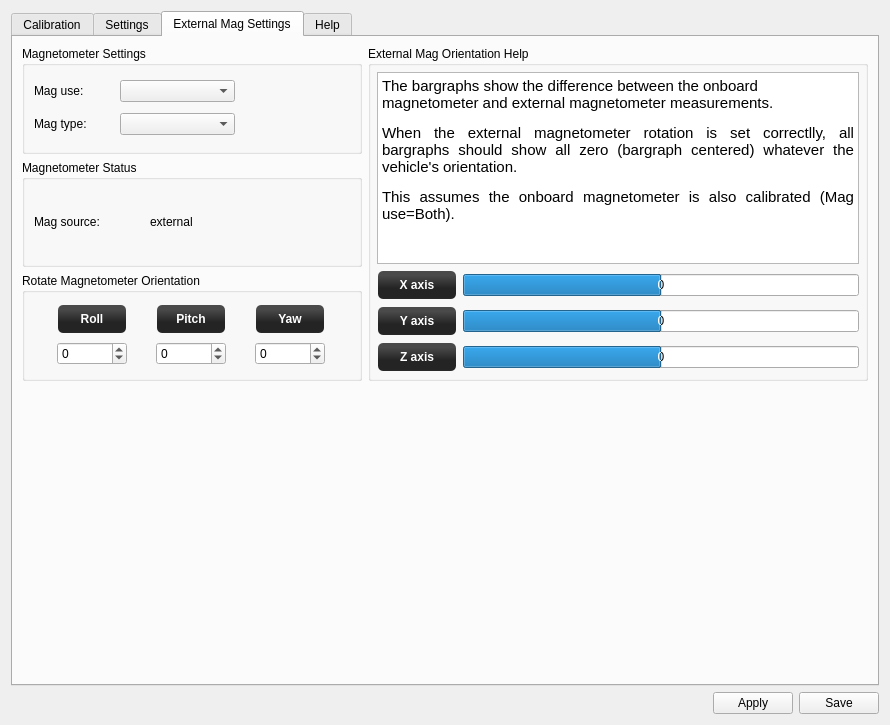
librepilot/LibrePilot, file ground/gcs/src/plugins/config/revosensors.ui: the form before one commit.
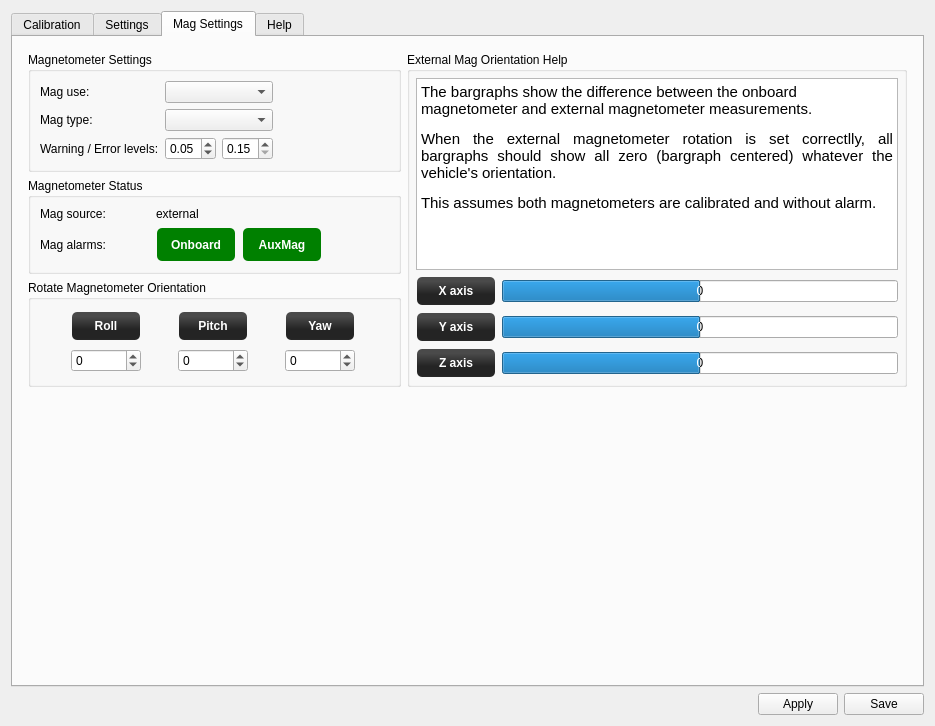
The form after the commit. The open tabs and pages were chosen to show the change. Icons and pictures are not drawn.

Commit message: LP-240 Add aux/onboard Mag alarms, max deviation level settings. Renamed Tab to "Mag settings"

```diff
--- a/ground/gcs/src/plugins/config/revosensors.ui
+++ b/ground/gcs/src/plugins/config/revosensors.ui
@@ -6,8 +6,8 @@
    <rect>
     <x>0</x>
     <y>0</y>
-    <width>890</width>
-    <height>725</height>
+    <width>935</width>
+    <height>726</height>
    </rect>
   </property>
   <property name="windowTitle">
@@ -955,13 +955,239 @@
        <bool>true</bool>
       </property>
       <attribute name="title">
-       <string>External Mag Settings</string>
+       <string>Mag Settings</string>
       </attribute>
       <layout class="QVBoxLayout" name="verticalLayout_5">
        <item>
-        <layout class="QHBoxLayout" name="horizontalLayout_6">
-         <item>
-          <layout class="QVBoxLayout" name="verticalLayout_7">
+        <layout class="QGridLayout" name="gridLayout_6">
+         <property name="leftMargin">
+          <number>6</number>
+         </property>
+         <property name="topMargin">
+          <number>6</number>
+         </property>
+         <property name="rightMargin">
+          <number>6</number>
+         </property>
+         <property name="bottomMargin">
+          <number>6</number>
+         </property>
+         <item row="0" column="1">
+          <widget class="QGroupBox" name="gridGroupBox">
+           <property name="sizePolicy">
+            <sizepolicy hsizetype="MinimumExpanding" vsizetype="MinimumExpanding">
+             <horstretch>0</horstretch>
+             <verstretch>0</verstretch>
+            </sizepolicy>
+           </property>
+           <property name="minimumSize">
+            <size>
+             <width>500</width>
+             <height>0</height>
+            </size>
+           </property>
+           <property name="title">
+            <string>External Mag Orientation Help</string>
+           </property>
+           <layout class="QGridLayout" name="gridLayout_10">
+            <property name="leftMargin">
+             <number>6</number>
+            </property>
+            <property name="topMargin">
+             <number>6</number>
+            </property>
+            <property name="rightMargin">
+             <number>6</number>
+            </property>
+            <property name="bottomMargin">
+             <number>6</number>
+            </property>
+            <item row="2" column="0">
+             <widget class="QLabel" name="label_23">
+              <property name="minimumSize">
+               <size>
+                <width>80</width>
+                <height>30</height>
+               </size>
+              </property>
+              <property name="maximumSize">
+               <size>
+                <width>16777215</width>
+                <height>30</height>
+               </size>
+              </property>
+              <property name="styleSheet">
+               <string notr="true">background-color: qlineargradient(spread:reflect, x1:0.507, y1:0, x2:0.507, y2:0.772, stop:0.208955 rgba(74, 74, 74, 255), stop:0.78607 rgba(36, 36, 36, 255));
+color: rgb(255, 255, 255);
+border-radius: 5;
+margin:1px;
+font:bold;</string>
+              </property>
+              <property name="text">
+               <string>Y axis</string>
+              </property>
+              <property name="alignment">
+               <set>Qt::AlignCenter</set>
+              </property>
+             </widget>
+            </item>
+            <item row="3" column="0">
+             <widget class="QLabel" name="label_22">
+              <property name="minimumSize">
+               <size>
+                <width>80</width>
+                <height>30</height>
+               </size>
+              </property>
+              <property name="maximumSize">
+               <size>
+                <width>16777215</width>
+                <height>30</height>
+               </size>
+              </property>
+              <property name="styleSheet">
+               <string notr="true">background-color: qlineargradient(spread:reflect, x1:0.507, y1:0, x2:0.507, y2:0.772, stop:0.208955 rgba(74, 74, 74, 255), stop:0.78607 rgba(36, 36, 36, 255));
+color: rgb(255, 255, 255);
+border-radius: 5;
+margin:1px;
+font:bold;</string>
+              </property>
+              <property name="text">
+               <string>Z axis</string>
+              </property>
+              <property name="alignment">
+               <set>Qt::AlignCenter</set>
+              </property>
+             </widget>
+            </item>
+            <item row="3" column="1">
+             <widget class="QProgressBar" name="internalAuxErrorZ">
+              <property name="toolTip">
+               <string>Difference on Z axis</string>
+              </property>
+              <property name="minimum">
+               <number>-50</number>
+              </property>
+              <property name="maximum">
+               <number>50</number>
+              </property>
+              <property name="value">
+               <number>0</number>
+              </property>
+              <property name="alignment">
+               <set>Qt::AlignCenter</set>
+              </property>
+              <property name="format">
+               <string>%v</string>
+              </property>
+             </widget>
+            </item>
+            <item row="2" column="1">
+             <widget class="QProgressBar" name="internalAuxErrorY">
+              <property name="toolTip">
+               <string>Difference on Y axis</string>
+              </property>
+              <property name="minimum">
+               <number>-50</number>
+              </property>
+              <property name="maximum">
+               <number>50</number>
+              </property>
+              <property name="value">
+               <number>0</number>
+              </property>
+              <property name="alignment">
+               <set>Qt::AlignCenter</set>
+              </property>
+              <property name="format">
+               <string>%v</string>
+              </property>
+             </widget>
+            </item>
+            <item row="0" column="0" colspan="2">
+             <widget class="QTextEdit" name="textEdit">
+              <property name="sizePolicy">
+               <sizepolicy hsizetype="Expanding" vsizetype="Expanding">
+                <horstretch>0</horstretch>
+                <verstretch>0</verstretch>
+               </sizepolicy>
+              </property>
+              <property name="html">
+               <string>&lt;!DOCTYPE HTML PUBLIC &quot;-//W3C//DTD HTML 4.0//EN&quot; &quot;http://www.w3.org/TR/REC-html40/strict.dtd&quot;&gt;
+&lt;html&gt;&lt;head&gt;&lt;meta name=&quot;qrichtext&quot; content=&quot;1&quot; /&gt;&lt;style type=&quot;text/css&quot;&gt;
+p, li { white-space: pre-wrap; }
+&lt;/style&gt;&lt;/head&gt;&lt;body style=&quot; font-family:'Cantarell'; font-size:11pt; font-weight:400; font-style:normal;&quot;&gt;
+&lt;p style=&quot; margin-top:0px; margin-bottom:0px; margin-left:0px; margin-right:0px; -qt-block-indent:0; text-indent:0px;&quot;&gt;The bargraphs show the difference between the onboard magnetometer and external magnetometer measurements. &lt;/p&gt;
+&lt;p align=&quot;justify&quot; style=&quot; margin-top:12px; margin-bottom:12px; margin-left:0px; margin-right:0px; -qt-block-indent:0; text-indent:0px;&quot;&gt;When the external magnetometer rotation is set correctlly, all bargraphs should show all zero (bargraph centered) &lt;a name=&quot;result_box&quot;&gt;&lt;/a&gt;whatever the vehicle's orientation.&lt;/p&gt;
+&lt;p align=&quot;justify&quot; style=&quot; margin-top:12px; margin-bottom:12px; margin-left:0px; margin-right:0px; -qt-block-indent:0; text-indent:0px;&quot;&gt;This assumes both magnetometers are calibrated and without alarm.&lt;/p&gt;&lt;/body&gt;&lt;/html&gt;</string>
+              </property>
+              <property name="textInteractionFlags">
+               <set>Qt::LinksAccessibleByKeyboard|Qt::LinksAccessibleByMouse|Qt::TextBrowserInteraction|Qt::TextSelectableByKeyboard|Qt::TextSelectableByMouse</set>
+              </property>
+             </widget>
+            </item>
+            <item row="1" column="1">
+             <widget class="QProgressBar" name="internalAuxErrorX">
+              <property name="toolTip">
+               <string>Difference on X axis</string>
+              </property>
+              <property name="minimum">
+               <number>-50</number>
+              </property>
+              <property name="maximum">
+               <number>50</number>
+              </property>
+              <property name="value">
+               <number>0</number>
+              </property>
+              <property name="alignment">
+               <set>Qt::AlignCenter</set>
+              </property>
+              <property name="textVisible">
+               <bool>true</bool>
+              </property>
+              <property name="format">
+               <string>%v</string>
+              </property>
+             </widget>
+            </item>
+            <item row="1" column="0">
+             <widget class="QLabel" name="label_24">
+              <property name="minimumSize">
+               <size>
+                <width>80</width>
+                <height>30</height>
+               </size>
+              </property>
+              <property name="maximumSize">
+               <size>
+                <width>16777215</width>
+                <height>30</height>
+               </size>
+              </property>
+              <property name="styleSheet">
+               <string notr="true">background-color: qlineargradient(spread:reflect, x1:0.507, y1:0, x2:0.507, y2:0.772, stop:0.208955 rgba(74, 74, 74, 255), stop:0.78607 rgba(36, 36, 36, 255));
+color: rgb(255, 255, 255);
+border-radius: 5;
+margin:1px;
+font:bold;</string>
+              </property>
+              <property name="text">
+               <string>X axis</string>
+              </property>
+              <property name="alignment">
+               <set>Qt::AlignCenter</set>
+              </property>
+             </widget>
+            </item>
+           </layout>
+          </widget>
+         </item>
+         <item row="0" column="0">
+          <layout class="QVBoxLayout" name="verticalLayout_7" stretch="0,0,0">
+           <property name="sizeConstraint">
+            <enum>QLayout::SetDefaultConstraint</enum>
+           </property>
            <property name="leftMargin">
             <number>0</number>
            </property>
@@ -976,7 +1202,10 @@
              <property name="title">
               <string>Magnetometer Settings</string>
              </property>
-             <layout class="QGridLayout" name="gridLayout_13" columnstretch="0,0,0">
+             <layout class="QGridLayout" name="gridLayout_13" columnstretch="0,0,0,0">
+              <property name="sizeConstraint">
+               <enum>QLayout::SetMinimumSize</enum>
+              </property>
               <item row="1" column="0">
                <widget class="QLabel" name="label_31">
                 <property name="minimumSize">
@@ -1003,8 +1232,14 @@
                 </property>
                </widget>
               </item>
-              <item row="1" column="1">
+              <item row="1" column="1" colspan="2">
                <widget class="QComboBox" name="auxMagType">
+                <property name="sizePolicy">
+                 <sizepolicy hsizetype="Minimum" vsizetype="Fixed">
+                  <horstretch>0</horstretch>
+                  <verstretch>0</verstretch>
+                 </sizepolicy>
+                </property>
                 <property name="minimumSize">
                  <size>
                   <width>100</width>
@@ -1016,10 +1251,10 @@
                 </property>
                </widget>
               </item>
-              <item row="0" column="1">
+              <item row="0" column="1" colspan="2">
                <widget class="QComboBox" name="auxMagUsage">
                 <property name="sizePolicy">
-                 <sizepolicy hsizetype="MinimumExpanding" vsizetype="Fixed">
+                 <sizepolicy hsizetype="Minimum" vsizetype="Fixed">
                   <horstretch>0</horstretch>
                   <verstretch>0</verstretch>
                  </sizepolicy>
@@ -1035,13 +1270,55 @@
                 </property>
                </widget>
               </item>
-              <item row="0" column="2">
-               <spacer name="horizontalSpacer_5">
+              <item row="2" column="1">
+               <widget class="QDoubleSpinBox" name="maxDeviationWarning">
+                <property name="toolTip">
+                 <string>Warning level in percent (default 5%)</string>
+                </property>
+                <property name="minimum">
+                 <double>0.010000000000000</double>
+                </property>
+                <property name="maximum">
+                 <double>0.150000000000000</double>
+                </property>
+                <property name="singleStep">
+                 <double>0.010000000000000</double>
+                </property>
+                <property name="value">
+                 <double>0.050000000000000</double>
+                </property>
+               </widget>
+              </item>
+              <item row="2" column="2">
+               <widget class="QDoubleSpinBox" name="maxDeviationError">
+                <property name="toolTip">
+                 <string>Error level in percent (default 15%)</string>
+                </property>
+                <property name="minimum">
+                 <double>0.150000000000000</double>
+                </property>
+                <property name="maximum">
+                 <double>0.300000000000000</double>
+                </property>
+                <property name="singleStep">
+                 <double>0.010000000000000</double>
+                </property>
+               </widget>
+              </item>
+              <item row="2" column="0">
+               <widget class="QLabel" name="label_5">
+                <property name="text">
+                 <string>Warning / Error levels:</string>
+                </property>
+               </widget>
+              </item>
+              <item row="2" column="3">
+               <spacer name="horizontalSpacer_4">
                 <property name="orientation">
                  <enum>Qt::Horizontal</enum>
                 </property>
                 <property name="sizeType">
-                 <enum>QSizePolicy::MinimumExpanding</enum>
+                 <enum>QSizePolicy::Expanding</enum>
                 </property>
                 <property name="sizeHint" stdset="0">
                  <size>
@@ -1057,7 +1334,7 @@
            <item>
             <widget class="QGroupBox" name="groupBox_9">
              <property name="sizePolicy">
-              <sizepolicy hsizetype="Preferred" vsizetype="Preferred">
+              <sizepolicy hsizetype="MinimumExpanding" vsizetype="Fixed">
                <horstretch>0</horstretch>
                <verstretch>0</verstretch>
               </sizepolicy>
@@ -1065,7 +1342,68 @@
              <property name="title">
               <string>Magnetometer Status</string>
              </property>
-             <layout class="QGridLayout" name="gridLayout_14" columnstretch="0,0">
+             <layout class="QGridLayout" name="gridLayout_14" columnstretch="0,0,0,0">
+              <property name="sizeConstraint">
+               <enum>QLayout::SetMinimumSize</enum>
+              </property>
+              <item row="4" column="1">
+               <widget class="QLabel" name="onBoardMagStatus">
+                <property name="sizePolicy">
+                 <sizepolicy hsizetype="Fixed" vsizetype="Preferred">
+                  <horstretch>0</horstretch>
+                  <verstretch>0</verstretch>
+                 </sizepolicy>
+                </property>
+                <property name="minimumSize">
+                 <size>
+                  <width>80</width>
+                  <height>35</height>
+                 </size>
+                </property>
+                <property name="styleSheet">
+                 <string notr="true">background-color: green;
+color: rgb(255, 255, 255);
+border-radius: 5;
+margin:1px;
+font:bold;</string>
+                </property>
+                <property name="text">
+                 <string>Onboard</string>
+                </property>
+                <property name="alignment">
+                 <set>Qt::AlignCenter</set>
+                </property>
+               </widget>
+              </item>
+              <item row="4" column="2">
+               <widget class="QLabel" name="auxMagStatus">
+                <property name="sizePolicy">
+                 <sizepolicy hsizetype="Fixed" vsizetype="Preferred">
+                  <horstretch>0</horstretch>
+                  <verstretch>0</verstretch>
+                 </sizepolicy>
+                </property>
+                <property name="minimumSize">
+                 <size>
+                  <width>80</width>
+                  <height>35</height>
+                 </size>
+                </property>
+                <property name="styleSheet">
+                 <string notr="true">background-color: green;
+color: rgb(255, 255, 255);
+border-radius: 5;
+margin:1px;
+font:bold;</string>
+                </property>
+                <property name="text">
+                 <string>AuxMag</string>
+                </property>
+                <property name="alignment">
+                 <set>Qt::AlignCenter</set>
+                </property>
+               </widget>
+              </item>
               <item row="1" column="1">
                <widget class="QLabel" name="magStatusSource">
                 <property name="sizePolicy">
@@ -1092,13 +1430,48 @@
                 </property>
                </widget>
               </item>
+              <item row="4" column="0">
+               <widget class="QLabel" name="label_3">
+                <property name="sizePolicy">
+                 <sizepolicy hsizetype="Preferred" vsizetype="Expanding">
+                  <horstretch>0</horstretch>
+                  <verstretch>0</verstretch>
+                 </sizepolicy>
+                </property>
+                <property name="minimumSize">
+                 <size>
+                  <width>0</width>
+                  <height>0</height>
+                 </size>
+                </property>
+                <property name="text">
+                 <string>Mag alarms:</string>
+                </property>
+               </widget>
+              </item>
+              <item row="4" column="3">
+               <spacer name="horizontalSpacer_5">
+                <property name="orientation">
+                 <enum>Qt::Horizontal</enum>
+                </property>
+                <property name="sizeType">
+                 <enum>QSizePolicy::Expanding</enum>
+                </property>
+                <property name="sizeHint" stdset="0">
+                 <size>
+                  <width>40</width>
+                  <height>20</height>
+                 </size>
+                </property>
+               </spacer>
+              </item>
              </layout>
             </widget>
            </item>
            <item>
             <widget class="QGroupBox" name="groupBox_7">
              <property name="sizePolicy">
-              <sizepolicy hsizetype="Preferred" vsizetype="Preferred">
+              <sizepolicy hsizetype="MinimumExpanding" vsizetype="Preferred">
                <horstretch>0</horstretch>
                <verstretch>0</verstretch>
               </sizepolicy>
@@ -1107,6 +1480,9 @@
               <string>Rotate Magnetometer Orientation</string>
              </property>
              <layout class="QGridLayout" name="gridLayout_12" columnstretch="0,0,0">
+              <property name="sizeConstraint">
+               <enum>QLayout::SetMinimumSize</enum>
+              </property>
               <item row="2" column="0">
                <widget class="QLabel" name="label_29">
                 <property name="minimumSize">
@@ -1253,208 +1629,6 @@
            </item>
           </layout>
          </item>
-         <item>
-          <widget class="QGroupBox" name="gridGroupBox">
-           <property name="sizePolicy">
-            <sizepolicy hsizetype="Expanding" vsizetype="MinimumExpanding">
-             <horstretch>0</horstretch>
-             <verstretch>0</verstretch>
-            </sizepolicy>
-           </property>
-           <property name="minimumSize">
-            <size>
-             <width>500</width>
-             <height>0</height>
-            </size>
-           </property>
-           <property name="title">
-            <string>External Mag Orientation Help</string>
-           </property>
-           <layout class="QGridLayout" name="gridLayout_10">
-            <property name="leftMargin">
-             <number>6</number>
-            </property>
-            <property name="topMargin">
-             <number>6</number>
-            </property>
-            <property name="rightMargin">
-             <number>6</number>
-            </property>
-            <property name="bottomMargin">
-             <number>6</number>
-            </property>
-            <item row="3" column="0">
-             <widget class="QLabel" name="label_22">
-              <property name="minimumSize">
-               <size>
-                <width>80</width>
-                <height>30</height>
-               </size>
-              </property>
-              <property name="maximumSize">
-               <size>
-                <width>16777215</width>
-                <height>30</height>
-               </size>
-              </property>
-              <property name="styleSheet">
-               <string notr="true">background-color: qlineargradient(spread:reflect, x1:0.507, y1:0, x2:0.507, y2:0.772, stop:0.208955 rgba(74, 74, 74, 255), stop:0.78607 rgba(36, 36, 36, 255));
-color: rgb(255, 255, 255);
-border-radius: 5;
-margin:1px;
-font:bold;</string>
-              </property>
-              <property name="text">
-               <string>Z axis</string>
-              </property>
-              <property name="alignment">
-               <set>Qt::AlignCenter</set>
-              </property>
-             </widget>
-            </item>
-            <item row="2" column="1">
-             <widget class="QProgressBar" name="internalAuxErrorY">
-              <property name="toolTip">
-               <string>Difference on Y axis</string>
-              </property>
-              <property name="minimum">
-               <number>-50</number>
-              </property>
-              <property name="maximum">
-               <number>50</number>
-              </property>
-              <property name="value">
-               <number>0</number>
-              </property>
-              <property name="alignment">
-               <set>Qt::AlignCenter</set>
-              </property>
-              <property name="format">
-               <string>%v</string>
-              </property>
-             </widget>
-            </item>
-            <item row="3" column="1">
-             <widget class="QProgressBar" name="internalAuxErrorZ">
-              <property name="toolTip">
-               <string>Difference on Z axis</string>
-              </property>
-              <property name="minimum">
-               <number>-50</number>
-              </property>
-              <property name="maximum">
-               <number>50</number>
-              </property>
-              <property name="value">
-               <number>0</number>
-              </property>
-              <property name="alignment">
-               <set>Qt::AlignCenter</set>
-              </property>
-              <property name="format">
-               <string>%v</string>
-              </property>
-             </widget>
-            </item>
-            <item row="2" column="0">
-             <widget class="QLabel" name="label_23">
-              <property name="minimumSize">
-               <size>
-                <width>80</width>
-                <height>30</height>
-               </size>
-              </property>
-              <property name="maximumSize">
-               <size>
-                <width>16777215</width>
-                <height>30</height>
-               </size>
-              </property>
-              <property name="styleSheet">
-               <string notr="true">background-color: qlineargradient(spread:reflect, x1:0.507, y1:0, x2:0.507, y2:0.772, stop:0.208955 rgba(74, 74, 74, 255), stop:0.78607 rgba(36, 36, 36, 255));
-color: rgb(255, 255, 255);
-border-radius: 5;
-margin:1px;
-font:bold;</string>
-              </property>
-              <property name="text">
-               <string>Y axis</string>
-              </property>
-              <property name="alignment">
-               <set>Qt::AlignCenter</set>
-              </property>
-             </widget>
-            </item>
-            <item row="1" column="1">
-             <widget class="QProgressBar" name="internalAuxErrorX">
-              <property name="toolTip">
-               <string>Difference on X axis</string>
-              </property>
-              <property name="minimum">
-               <number>-50</number>
-              </property>
-              <property name="maximum">
-               <number>50</number>
-              </property>
-              <property name="value">
-               <number>0</number>
-              </property>
-              <property name="alignment">
-               <set>Qt::AlignCenter</set>
-              </property>
-              <property name="textVisible">
-               <bool>true</bool>
-              </property>
-              <property name="format">
-               <string>%v</string>
-              </property>
-             </widget>
-            </item>
-            <item row="1" column="0">
-             <widget class="QLabel" name="label_24">
-              <property name="minimumSize">
-               <size>
-                <width>80</width>
-                <height>30</height>
-               </size>
-              </property>
-              <property name="maximumSize">
-               <size>
-                <width>16777215</width>
-                <height>30</height>
-               </size>
-              </property>
-              <property name="styleSheet">
-               <string notr="true">background-color: qlineargradient(spread:reflect, x1:0.507, y1:0, x2:0.507, y2:0.772, stop:0.208955 rgba(74, 74, 74, 255), stop:0.78607 rgba(36, 36, 36, 255));
-color: rgb(255, 255, 255);
-border-radius: 5;
-margin:1px;
-font:bold;</string>
-              </property>
-              <property name="text">
-               <string>X axis</string>
-              </property>
-              <property name="alignment">
-               <set>Qt::AlignCenter</set>
-              </property>
-             </widget>
-            </item>
-            <item row="0" column="0" colspan="2">
-             <widget class="QTextEdit" name="textEdit">
-              <property name="html">
-               <string>&lt;!DOCTYPE HTML PUBLIC &quot;-//W3C//DTD HTML 4.0//EN&quot; &quot;http://www.w3.org/TR/REC-html40/strict.dtd&quot;&gt;
-&lt;html&gt;&lt;head&gt;&lt;meta name=&quot;qrichtext&quot; content=&quot;1&quot; /&gt;&lt;style type=&quot;text/css&quot;&gt;
-p, li { white-space: pre-wrap; }
-&lt;/style&gt;&lt;/head&gt;&lt;body style=&quot; font-family:'Cantarell'; font-size:11pt; font-weight:400; font-style:normal;&quot;&gt;
-&lt;p style=&quot; margin-top:0px; margin-bottom:0px; margin-left:0px; margin-right:0px; -qt-block-indent:0; text-indent:0px;&quot;&gt;The bargraphs show the difference between the onboard magnetometer and external magnetometer measurements. &lt;/p&gt;
-&lt;p align=&quot;justify&quot; style=&quot; margin-top:12px; margin-bottom:12px; margin-left:0px; margin-right:0px; -qt-block-indent:0; text-indent:0px;&quot;&gt;When the external magnetometer rotation is set correctlly, all bargraphs should show all zero (bargraph centered) &lt;a name=&quot;result_box&quot;&gt;&lt;/a&gt;whatever the vehicle's orientation.&lt;/p&gt;
-&lt;p align=&quot;justify&quot; style=&quot; margin-top:12px; margin-bottom:12px; margin-left:0px; margin-right:0px; -qt-block-indent:0; text-indent:0px;&quot;&gt;This assumes the onboard magnetometer is also calibrated (Mag use=Both).&lt;/p&gt;&lt;/body&gt;&lt;/html&gt;</string>
-              </property>
-             </widget>
-            </item>
-           </layout>
-          </widget>
-         </item>
         </layout>
        </item>
        <item>
@@ -1462,6 +1636,9 @@
          <property name="orientation">
           <enum>Qt::Vertical</enum>
          </property>
+         <property name="sizeType">
+          <enum>QSizePolicy::Expanding</enum>
+         </property>
          <property name="sizeHint" stdset="0">
           <size>
            <width>20</width>
```
The commit also changes 2 other files.
